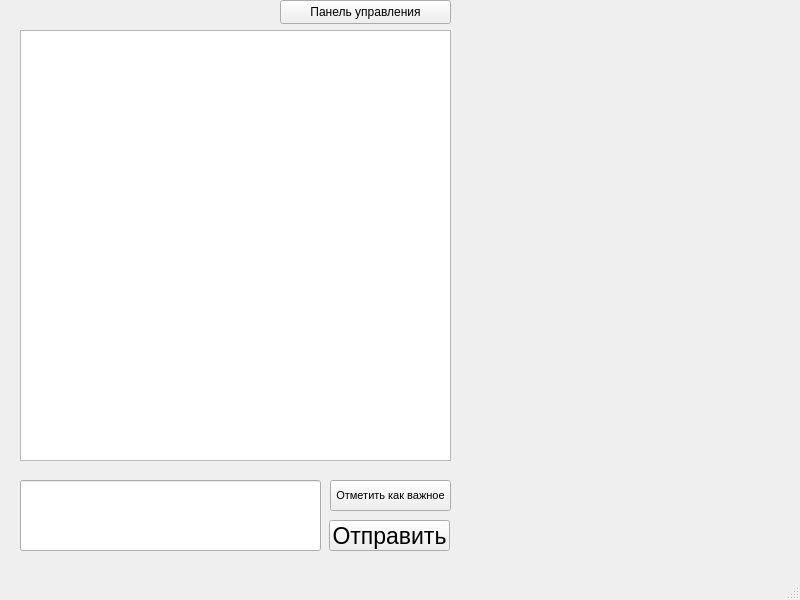
This is client/mainwindow.ui in alexxxandra031/project as Qt 5 draws it before an edit. The edited form follows.
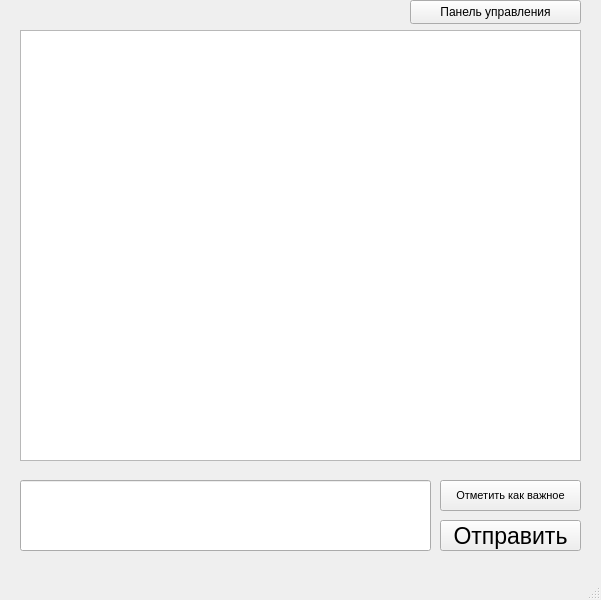
This is the edited form.

```diff
--- a/client/mainwindow.ui
+++ b/client/mainwindow.ui
@@ -6,7 +6,7 @@
    <rect>
     <x>0</x>
     <y>0</y>
-    <width>800</width>
+    <width>601</width>
     <height>600</height>
    </rect>
   </property>
@@ -19,7 +19,7 @@
      <rect>
       <x>20</x>
       <y>30</y>
-      <width>431</width>
+      <width>561</width>
       <height>431</height>
      </rect>
     </property>
@@ -32,7 +32,7 @@
      <rect>
       <x>20</x>
       <y>480</y>
-      <width>301</width>
+      <width>411</width>
       <height>71</height>
      </rect>
     </property>
@@ -40,9 +40,9 @@
    <widget class="QPushButton" name="pushButton_send">
     <property name="geometry">
      <rect>
-      <x>329</x>
+      <x>440</x>
       <y>520</y>
-      <width>121</width>
+      <width>141</width>
       <height>31</height>
      </rect>
     </property>
@@ -58,7 +58,7 @@
    <widget class="QPushButton" name="pushButton_adminPanel">
     <property name="geometry">
      <rect>
-      <x>280</x>
+      <x>410</x>
       <y>0</y>
       <width>171</width>
       <height>24</height>
@@ -71,9 +71,9 @@
    <widget class="QPushButton" name="pushButton_markImportant">
     <property name="geometry">
      <rect>
-      <x>330</x>
+      <x>440</x>
       <y>480</y>
-      <width>121</width>
+      <width>141</width>
       <height>31</height>
      </rect>
     </property>
```
Left out of the diff: 2 changed lines with no effect on the pictures.
